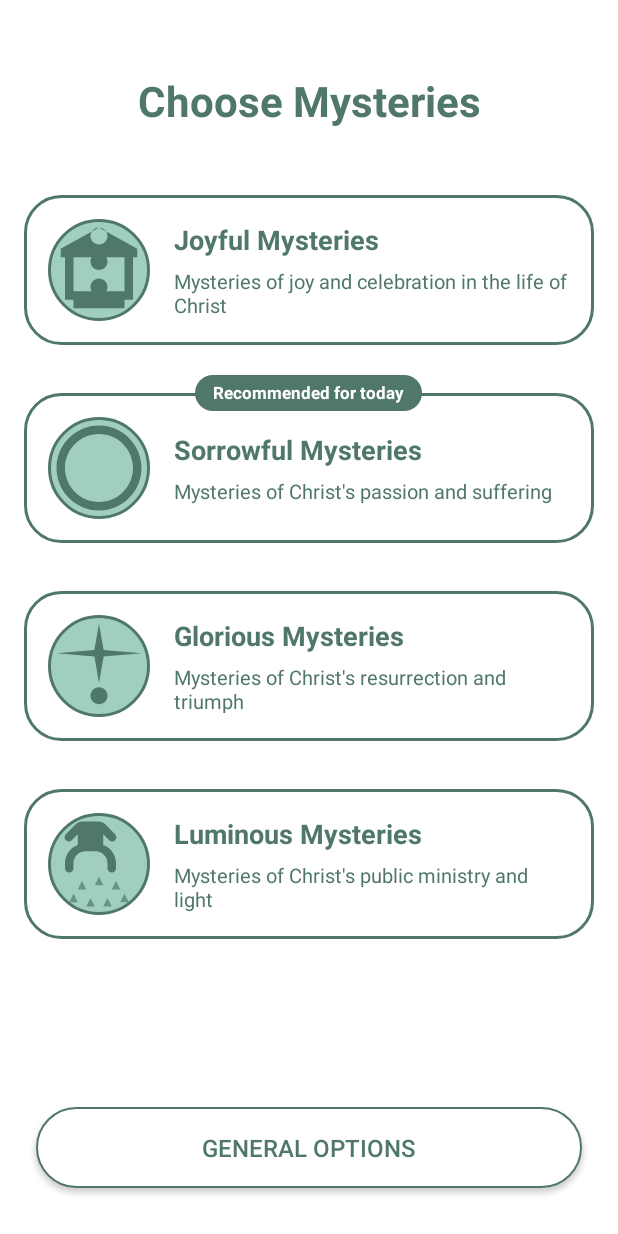
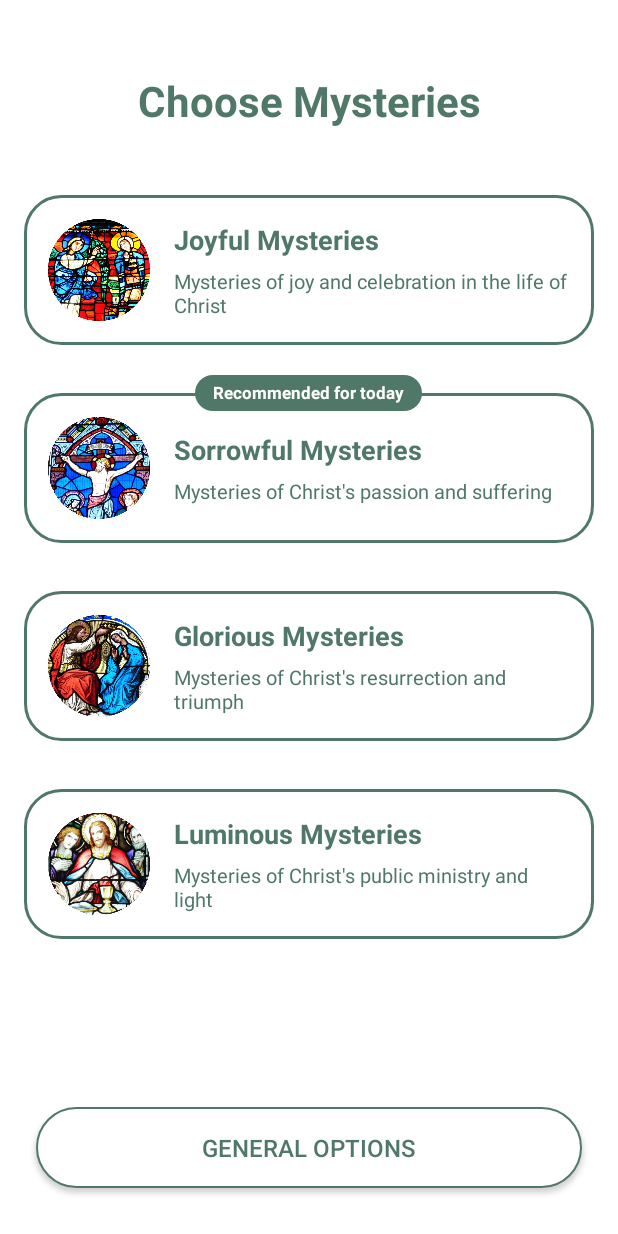
Before and after one commit to pinterbanget/OpenRosary, an Android app: the ChoicesActivity screen opened directly, with no data from a screen before it, on a phone screen of 412 x 824 dp. Run offline under Robolectric (Android 15) with nearby library versions, the phone set to English and light mode, and no system bars.

Commit message:
change placeholder icons to church glass pics

```diff
--- a/app/src/main/res/drawable/ic_glorious_placeholder.xml
+++ /dev/null
@@ -1,13 +0,0 @@
-<?xml version="1.0" encoding="utf-8"?>
-<vector xmlns:android="http://schemas.android.com/apk/res/android"
-    android:width="24dp"
-    android:height="24dp"
-    android:viewportWidth="24"
-    android:viewportHeight="24">
-    <path
-        android:fillColor="@color/colorPrimary"
-        android:pathData="M12,2L13.09,8.26L22,9L13.09,9.74L12,16L10.91,9.74L2,9L10.91,8.26L12,2Z"/>
-    <path
-        android:fillColor="@color/colorPrimary"
-        android:pathData="M12,17C13.1,17 14,17.9 14,19C14,20.1 13.1,21 12,21C10.9,21 10,20.1 10,19C10,17.9 10.9,17 12,17"/>
-</vector>
--- a/app/src/main/res/drawable/ic_joyful_placeholder.xml
+++ /dev/null
@@ -1,13 +0,0 @@
-<?xml version="1.0" encoding="utf-8"?>
-<vector xmlns:android="http://schemas.android.com/apk/res/android"
-    android:width="24dp"
-    android:height="24dp"
-    android:viewportWidth="24"
-    android:viewportHeight="24">
-    <path
-        android:fillColor="@color/colorPrimary"
-        android:pathData="M12,2C13.1,2 14,2.9 14,4C14,5.1 13.1,6 12,6C10.9,6 10,5.1 10,4C10,2.9 10.9,2 12,2M21,9V7L12,2L3,7V9H4V19H6V21H18V19H20V9H21M6,9H18V17H6V9Z"/>
-    <path
-        android:fillColor="@color/colorPrimary"
-        android:pathData="M12,8C10.9,8 10,8.9 10,10S10.9,12 12,12S14,11.1 14,10S13.1,8 12,8M12,14C10.9,14 10,14.9 10,16S10.9,18 12,18S14,17.1 14,16S13.1,14 12,14"/>
-</vector>
--- a/app/src/main/res/drawable/ic_luminous_placeholder.xml
+++ /dev/null
@@ -1,42 +0,0 @@
-<?xml version="1.0" encoding="utf-8"?>
-<vector xmlns:android="http://schemas.android.com/apk/res/android"
-    android:width="24dp"
-    android:height="24dp"
-    android:viewportWidth="24"
-    android:viewportHeight="24">
-      <!-- Luminous mystery - light/baptism theme with dove and rays -->
-    <!-- Dove representing the Holy Spirit -->
-    <path
-        android:fillColor="@color/colorPrimary"
-        android:pathData="M12,2C12.5,2 13,2.2 13.4,2.6L15.8,5C16.2,5.4 16.2,6 15.8,6.4C15.4,6.8 14.8,6.8 14.4,6.4L13,5V7.5C14.8,8.1 16,9.8 16,11.8V13C16,13.6 15.6,14 15,14S14,13.6 14,13V11.8C14,10.3 12.7,9 11.2,9H8.8C7.3,9 6,10.3 6,11.8V13C6,13.6 5.6,14 5,14S4,13.6 4,13V11.8C4,9.8 5.2,8.1 7,7.5V5L5.6,6.4C5.2,6.8 4.6,6.8 4.2,6.4C3.8,6 3.8,5.4 4.2,5L6.6,2.6C7,2.2 7.5,2 8,2H12Z"/>
-
-    <!-- Light rays emanating from center -->
-    <path
-        android:fillColor="@color/colorPrimary"
-        android:fillAlpha="0.7"
-        android:pathData="M12,15L11,17L13,17L12,15Z"/>
-    <path
-        android:fillColor="@color/colorPrimary"
-        android:fillAlpha="0.7"
-        android:pathData="M8,16L7,18L9,18L8,16Z"/>
-    <path
-        android:fillColor="@color/colorPrimary"
-        android:fillAlpha="0.7"
-        android:pathData="M16,16L15,18L17,18L16,16Z"/>
-    <path
-        android:fillColor="@color/colorPrimary"
-        android:fillAlpha="0.7"
-        android:pathData="M6,19L5,21L7,21L6,19Z"/>
-    <path
-        android:fillColor="@color/colorPrimary"
-        android:fillAlpha="0.7"
-        android:pathData="M18,19L17,21L19,21L18,19Z"/>
-    <path
-        android:fillColor="@color/colorPrimary"
-        android:fillAlpha="0.7"
-        android:pathData="M10,20L9,22L11,22L10,20Z"/>
-    <path
-        android:fillColor="@color/colorPrimary"
-        android:fillAlpha="0.7"
-        android:pathData="M14,20L13,22L15,22L14,20Z"/>
-</vector>
--- a/app/src/main/res/drawable/ic_sorrowful_placeholder.xml
+++ /dev/null
@@ -1,13 +0,0 @@
-<?xml version="1.0" encoding="utf-8"?>
-<vector xmlns:android="http://schemas.android.com/apk/res/android"
-    android:width="24dp"
-    android:height="24dp"
-    android:viewportWidth="24"
-    android:viewportHeight="24">
-    <path
-        android:fillColor="@color/colorPrimary"
-        android:pathData="M12,2L12,22M2,12L22,12"/>
-    <path
-        android:fillColor="@color/colorPrimary"
-        android:pathData="M12,2C17.5,2 22,6.5 22,12C22,17.5 17.5,22 12,22C6.5,22 2,17.5 2,12C2,6.5 6.5,2 12,2M12,4C7.6,4 4,7.6 4,12C4,16.4 7.6,20 12,20C16.4,20 20,16.4 20,12C20,7.6 16.4,4 12,4"/>
-</vector>
--- a/app/src/main/res/layout/activity_choices.xml
+++ b/app/src/main/res/layout/activity_choices.xml
@@ -51,17 +51,15 @@
                     android:foreground="?android:attr/selectableItemBackground"
                     android:background="@drawable/mystery_card_border"
                     android:orientation="horizontal"
-                    android:padding="16dp">
-
-                    <!-- Mystery Image Placeholder -->
+                    android:padding="16dp">                    <!-- Mystery Image -->
                     <ImageView
                         android:id="@+id/joyfulImagePlaceholder"
                         android:layout_width="68dp"
                         android:layout_height="68dp"
                         android:layout_gravity="center_vertical"
                         android:layout_marginEnd="16dp"
-                        android:background="@drawable/mystery_image_placeholder"
-                        android:src="@drawable/ic_joyful_placeholder"
+                        android:src="@drawable/ic_joyful"
+                        android:scaleType="centerCrop"
                         android:contentDescription="@string/joyful_mysteries" />
 
                     <!-- Mystery Content -->
@@ -126,17 +124,15 @@
                     android:foreground="?android:attr/selectableItemBackground"
                     android:background="@drawable/mystery_card_border"
                     android:orientation="horizontal"
-                    android:padding="16dp">
-
-                    <!-- Mystery Image Placeholder -->
+                    android:padding="16dp">                    <!-- Mystery Image -->
                     <ImageView
                         android:id="@+id/sorrowfulImagePlaceholder"
                         android:layout_width="68dp"
                         android:layout_height="68dp"
                         android:layout_gravity="center_vertical"
                         android:layout_marginEnd="16dp"
-                        android:background="@drawable/mystery_image_placeholder"
-                        android:src="@drawable/ic_sorrowful_placeholder"
+                        android:src="@drawable/ic_sorrowful"
+                        android:scaleType="centerCrop"
                         android:contentDescription="@string/sorrowful_mysteries" />
 
                     <!-- Mystery Content -->
@@ -201,17 +197,15 @@
                     android:foreground="?android:attr/selectableItemBackground"
                     android:background="@drawable/mystery_card_border"
                     android:orientation="horizontal"
-                    android:padding="16dp">
-
-                    <!-- Mystery Image Placeholder -->
+                    android:padding="16dp">                    <!-- Mystery Image -->
                     <ImageView
                         android:id="@+id/gloriousImagePlaceholder"
                         android:layout_width="68dp"
                         android:layout_height="68dp"
                         android:layout_gravity="center_vertical"
                         android:layout_marginEnd="16dp"
-                        android:background="@drawable/mystery_image_placeholder"
-                        android:src="@drawable/ic_glorious_placeholder"
+                        android:src="@drawable/ic_glorious"
+                        android:scaleType="centerCrop"
                         android:contentDescription="@string/glorious_mysteries" />
 
                     <!-- Mystery Content -->
@@ -276,17 +270,15 @@
                     android:foreground="?android:attr/selectableItemBackground"
                     android:background="@drawable/mystery_card_border"
                     android:orientation="horizontal"
-                    android:padding="16dp">
-
-                    <!-- Mystery Image Placeholder -->
+                    android:padding="16dp">                    <!-- Mystery Image -->
                     <ImageView
                         android:id="@+id/luminousImagePlaceholder"
                         android:layout_width="68dp"
                         android:layout_height="68dp"
                         android:layout_gravity="center_vertical"
                         android:layout_marginEnd="16dp"
-                        android:background="@drawable/mystery_image_placeholder"
-                        android:src="@drawable/ic_luminous_placeholder"
+                        android:src="@drawable/ic_luminous"
+                        android:scaleType="centerCrop"
                         android:contentDescription="@string/luminous_mysteries" />
 
                     <!-- Mystery Content -->
```
Also changed, not shown: app/src/main/res/drawable/ic_glorious.png (added), app/src/main/res/drawable/ic_joyful.png (added), app/src/main/res/drawable/ic_luminous.png (added), app/src/main/res/drawable/ic_sorrowful.png (added).
